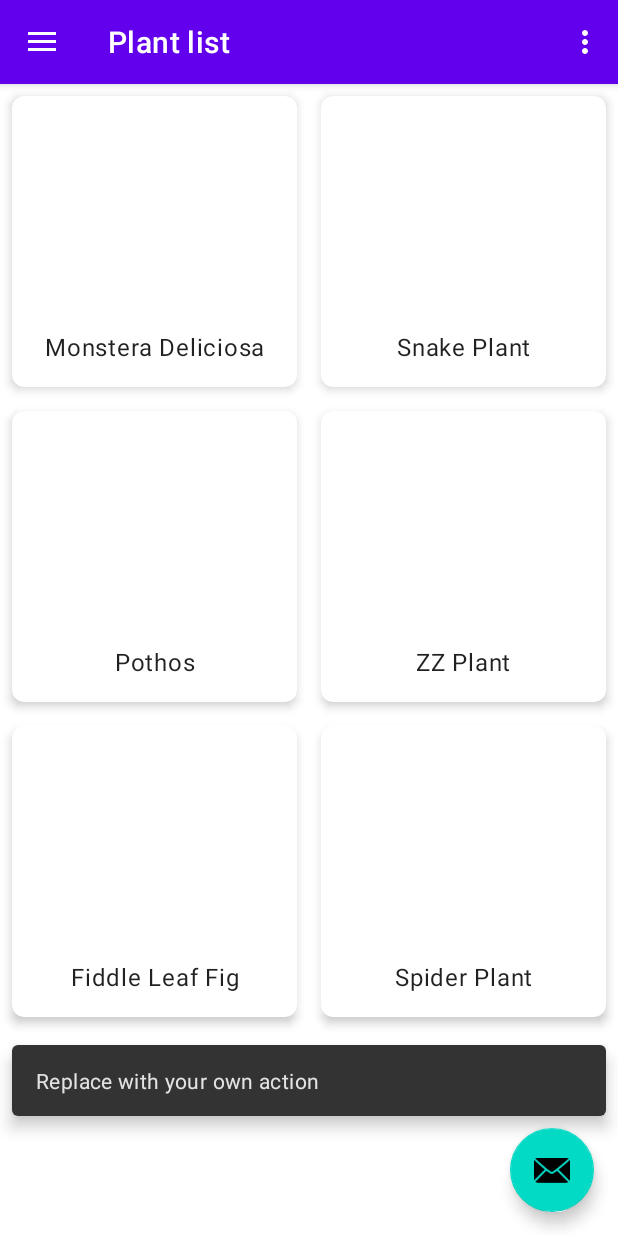
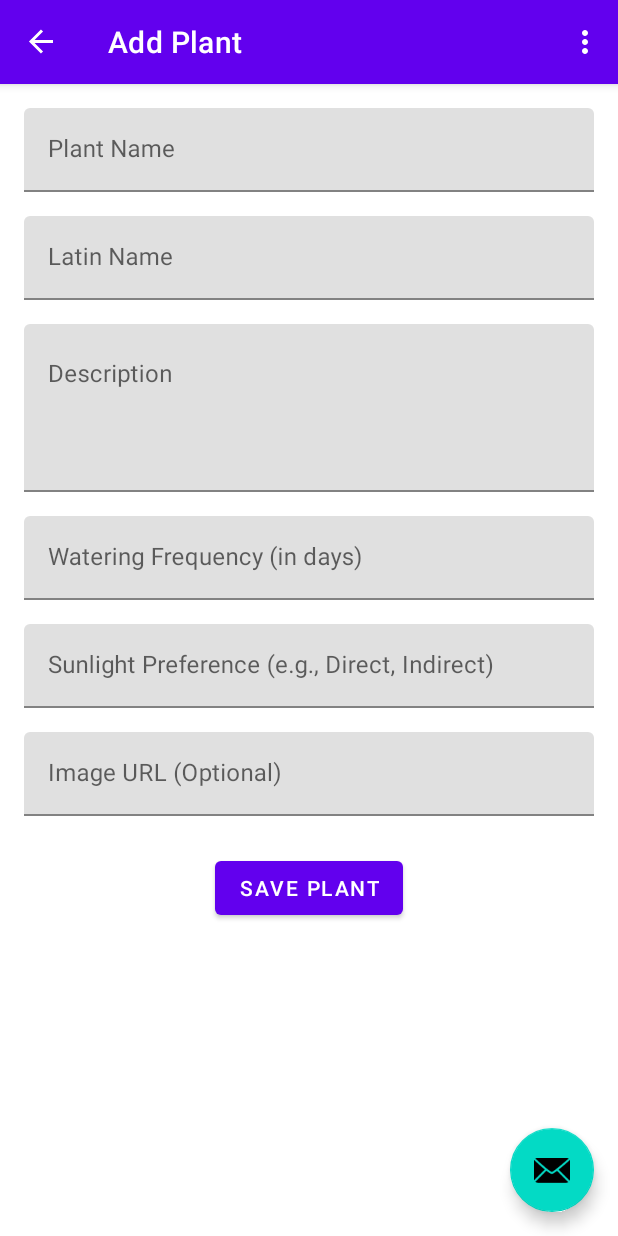
Before and after one commit to Tiitmouse/PocketBotanist, an Android app: the screen it shows after launch (MainActivity), after a tap on an icon or button, on a phone screen of 412 x 824 dp. Run offline under Robolectric (Android 15) with nearby library versions, the phone set to English and light mode, and no system bars; our stand-ins replace navigation-ui.

Commit message:
add plant

```diff
--- a/app/src/main/java/hr/algebra/lorena/pocketbotanist/MainActivity.kt
+++ b/app/src/main/java/hr/algebra/lorena/pocketbotanist/MainActivity.kt
@@ -26,10 +26,9 @@ class MainActivity : AppCompatActivity() {
 
         setSupportActionBar(binding.appBarMain.toolbar)
 
-        binding.appBarMain.fab.setOnClickListener { view ->
-            Snackbar.make(view, "Replace with your own action", Snackbar.LENGTH_LONG)
-                .setAction("Action", null)
-                .setAnchorView(R.id.fab).show()
+        binding.appBarMain.fab.setOnClickListener {
+            findNavController(R.id.nav_host_fragment_content_main)
+                .navigate(R.id.action_nav_plant_list_to_nav_edit_plant)
         }
         val drawerLayout: DrawerLayout = binding.drawerLayout
         val navView: NavigationView = binding.navView
--- a/app/src/main/java/hr/algebra/lorena/pocketbotanist/dal/PocketBotanistSqlHelper.kt
+++ b/app/src/main/java/hr/algebra/lorena/pocketbotanist/dal/PocketBotanistSqlHelper.kt
@@ -6,11 +6,14 @@ import android.database.sqlite.SQLiteOpenHelper
 
 // Database constants
 private const val DB_NAME = "pocketbotanist.db"
-private const val DB_VERSION = 1
+private const val DB_VERSION = 2
 const val TABLE_PLANTS = "plants"
 const val COLUMN_ID = "_id"
 const val COLUMN_NAME = "name"
 const val COLUMN_LATIN_NAME = "latinName"
+const val COLUMN_DESCRIPTION = "description"
+const val COLUMN_WATERING_FREQUENCY = "wateringFrequency"
+const val COLUMN_SUNLIGHT_PREFERENCE = "sunlightPreference"
 const val COLUMN_IMAGE_URL = "imageUrl"
 
 // SQL statement to create the plants table
@@ -18,6 +21,9 @@ private const val CREATE_TABLE_PLANTS = "CREATE TABLE $TABLE_PLANTS (" +
         "$COLUMN_ID INTEGER PRIMARY KEY AUTOINCREMENT, " +
         "$COLUMN_NAME TEXT NOT NULL, " +
         "$COLUMN_LATIN_NAME TEXT NOT NULL, " +
+        "$COLUMN_DESCRIPTION TEXT NOT NULL, " +
+        "$COLUMN_WATERING_FREQUENCY INTEGER NOT NULL, " +
+        "$COLUMN_SUNLIGHT_PREFERENCE TEXT NOT NULL, " +
         "$COLUMN_IMAGE_URL TEXT" +
         ");"
 
@@ -31,8 +37,6 @@ class PocketBotanistSqlHelper(context: Context) :
 
     // Called when the database needs to be upgraded.
     override fun onUpgrade(db: SQLiteDatabase, oldVersion: Int, newVersion: Int) {
-        // For simplicity, we'll just drop and recreate the table.
-        // In a real app, you would migrate data.
         db.execSQL("DROP TABLE IF EXISTS $TABLE_PLANTS")
         onCreate(db)
     }
--- a/app/src/main/java/hr/algebra/lorena/pocketbotanist/model/Plant.kt
+++ b/app/src/main/java/hr/algebra/lorena/pocketbotanist/model/Plant.kt
@@ -4,5 +4,8 @@ data class Plant(
     val id: Int,
     val name: String,
     val latinName: String,
-    val imageUrl: String? = null  // TODO Using String for now, can be a URL
+    val description: String,
+    val wateringFrequencyDays: Int,
+    val sunlightPreference: String,
+    val imageUrl: String? = null
 )
--- a/app/src/main/java/hr/algebra/lorena/pocketbotanist/repository/PlantRepository.kt
+++ b/app/src/main/java/hr/algebra/lorena/pocketbotanist/repository/PlantRepository.kt
@@ -6,6 +6,9 @@ import hr.algebra.lorena.pocketbotanist.dal.COLUMN_ID
 import hr.algebra.lorena.pocketbotanist.dal.COLUMN_IMAGE_URL
 import hr.algebra.lorena.pocketbotanist.dal.COLUMN_LATIN_NAME
 import hr.algebra.lorena.pocketbotanist.dal.COLUMN_NAME
+import hr.algebra.lorena.pocketbotanist.dal.COLUMN_DESCRIPTION
+import hr.algebra.lorena.pocketbotanist.dal.COLUMN_SUNLIGHT_PREFERENCE
+import hr.algebra.lorena.pocketbotanist.dal.COLUMN_WATERING_FREQUENCY
 import hr.algebra.lorena.pocketbotanist.dal.PocketBotanistSqlHelper
 import hr.algebra.lorena.pocketbotanist.dal.TABLE_PLANTS
 import hr.algebra.lorena.pocketbotanist.model.Plant
@@ -25,6 +28,9 @@ class PlantRepository(context: Context) {
                     id = cursor.getInt(cursor.getColumnIndexOrThrow(COLUMN_ID)),
                     name = cursor.getString(cursor.getColumnIndexOrThrow(COLUMN_NAME)),
                     latinName = cursor.getString(cursor.getColumnIndexOrThrow(COLUMN_LATIN_NAME)),
+                    description = cursor.getString(cursor.getColumnIndexOrThrow(COLUMN_DESCRIPTION)),
+                    wateringFrequencyDays = cursor.getInt(cursor.getColumnIndexOrThrow(COLUMN_WATERING_FREQUENCY)),
+                    sunlightPreference = cursor.getString(cursor.getColumnIndexOrThrow(COLUMN_SUNLIGHT_PREFERENCE)),
                     imageUrl = cursor.getString(cursor.getColumnIndexOrThrow(COLUMN_IMAGE_URL))
                 )
             )
@@ -38,6 +44,9 @@ class PlantRepository(context: Context) {
         val values = ContentValues().apply {
             put(COLUMN_NAME, plant.name)
             put(COLUMN_LATIN_NAME, plant.latinName)
+            put(COLUMN_DESCRIPTION, plant.description)
+            put(COLUMN_WATERING_FREQUENCY, plant.wateringFrequencyDays)
+            put(COLUMN_SUNLIGHT_PREFERENCE, plant.sunlightPreference)
             put(COLUMN_IMAGE_URL, plant.imageUrl)
         }
         return db.insert(TABLE_PLANTS, null, values)
--- /dev/null
+++ b/app/src/main/java/hr/algebra/lorena/pocketbotanist/ui/editplant/EditPlantFragment.kt
@@ -0,0 +1,73 @@
+package hr.algebra.lorena.pocketbotanist.ui.editplant
+
+import android.os.Bundle
+import android.view.LayoutInflater
+import android.view.View
+import android.view.ViewGroup
+import android.widget.Toast
+import androidx.fragment.app.Fragment
+import androidx.navigation.fragment.findNavController
+import hr.algebra.lorena.pocketbotanist.databinding.FragmentEditPlantBinding
+import hr.algebra.lorena.pocketbotanist.model.Plant
+import hr.algebra.lorena.pocketbotanist.repository.PlantRepository
+
+class EditPlantFragment : Fragment() {
+
+    private var _binding: FragmentEditPlantBinding? = null
+    private val binding get() = _binding!!
+
+    private lateinit var plantRepository: PlantRepository
+
+    override fun onCreateView(
+        inflater: LayoutInflater, container: ViewGroup?,
+        savedInstanceState: Bundle?
+    ): View {
+        _binding = FragmentEditPlantBinding.inflate(inflater, container, false)
+        plantRepository = PlantRepository(requireContext())
+        return binding.root
+    }
+
+    override fun onViewCreated(view: View, savedInstanceState: Bundle?) {
+        super.onViewCreated(view, savedInstanceState)
+
+        binding.btnSave.setOnClickListener {
+            savePlant()
+        }
+    }
+
+    private fun savePlant() {
+        val name = binding.etPlantName.text.toString().trim()
+        val latinName = binding.etLatinName.text.toString().trim()
+        val description = binding.etDescription.text.toString().trim()
+        val wateringFreqText = binding.etWateringFrequency.text.toString().trim()
+        val sunlight = binding.etSunlightPreference.text.toString().trim()
+        val imageUrl = binding.etImageUrl.text.toString().trim()
+
+        if (name.isEmpty() || latinName.isEmpty() || description.isEmpty() || wateringFreqText.isEmpty() || sunlight.isEmpty()) {
+            Toast.makeText(context, "Please fill out all fields", Toast.LENGTH_SHORT).show()
+            return
+        }
+
+        val plant = Plant(
+            id = 0,
+            name = name,
+            latinName = latinName,
+            description = description,
+            wateringFrequencyDays = wateringFreqText.toInt(),
+            sunlightPreference = sunlight,
+            imageUrl = imageUrl.ifEmpty { null }
+        )
+
+        plantRepository.insertPlant(plant)
+
+        Toast.makeText(context, "Plant saved successfully!", Toast.LENGTH_SHORT).show()
+
+        // Navigate back to the plant list
+        findNavController().navigateUp()
+    }
+
+    override fun onDestroyView() {
+        super.onDestroyView()
+        _binding = null
+    }
+}
--- a/app/src/main/java/hr/algebra/lorena/pocketbotanist/ui/plantlist/PlantListFragment.kt
+++ b/app/src/main/java/hr/algebra/lorena/pocketbotanist/ui/plantlist/PlantListFragment.kt
@@ -43,12 +43,8 @@ class PlantListFragment : Fragment() {
 
     private fun populateDatabase() {
         val dummyPlants = listOf(
-            Plant(0, "Monstera Deliciosa", "Monstera deliciosa"),
-            Plant(0, "Snake Plant", "Dracaena trifasciata"),
-            Plant(0, "Pothos", "Epipremnum aureum"),
-            Plant(0, "ZZ Plant", "Zamioculcas zamiifolia"),
-            Plant(0, "Fiddle Leaf Fig", "Ficus lyrata"),
-            Plant(0, "Spider Plant", "Chlorophytum comosum")
+            Plant(0, "Monstera Deliciosa", "Monstera deliciosa", "A popular houseplant with iconic, split leaves.", 7, "Bright, Indirect Light", null),
+            Plant(0, "Snake Plant", "Dracaena trifasciata", "Extremely hardy and known for its air-purifying qualities.", 14, "Low to Bright Indirect Light", null)
         )
         dummyPlants.forEach { plantRepository.insertPlant(it) }
     }
--- /dev/null
+++ b/app/src/main/res/layout/fragment_edit_plant.xml
@@ -0,0 +1,103 @@
+<?xml version="1.0" encoding="utf-8"?>
+<ScrollView xmlns:android="http://schemas.android.com/apk/res/android"
+    xmlns:tools="http://schemas.android.com/tools"
+    android:layout_width="match_parent"
+    android:layout_height="match_parent"
+    android:padding="16dp"
+    android:background="?android:attr/colorBackground"
+    tools:context=".ui.editplant.EditPlantFragment">
+
+    <LinearLayout
+        android:layout_width="match_parent"
+        android:layout_height="wrap_content"
+        android:orientation="vertical">
+
+        <com.google.android.material.textfield.TextInputLayout
+            android:layout_width="match_parent"
+            android:layout_height="wrap_content"
+            android:hint="Plant Name">
+
+            <com.google.android.material.textfield.TextInputEditText
+                android:id="@+id/etPlantName"
+                android:layout_width="match_parent"
+                android:layout_height="wrap_content"
+                android:inputType="textCapWords" />
+        </com.google.android.material.textfield.TextInputLayout>
+
+        <com.google.android.material.textfield.TextInputLayout
+            android:layout_width="match_parent"
+            android:layout_height="wrap_content"
+            android:layout_marginTop="16dp"
+            android:hint="Latin Name">
+
+            <com.google.android.material.textfield.TextInputEditText
+                android:id="@+id/etLatinName"
+                android:layout_width="match_parent"
+                android:layout_height="wrap_content"
+                android:inputType="text" />
+        </com.google.android.material.textfield.TextInputLayout>
+
+        <com.google.android.material.textfield.TextInputLayout
+            android:layout_width="match_parent"
+            android:layout_height="wrap_content"
+            android:layout_marginTop="16dp"
+            android:hint="Description">
+
+            <com.google.android.material.textfield.TextInputEditText
+                android:id="@+id/etDescription"
+                android:layout_width="match_parent"
+                android:layout_height="wrap_content"
+                android:gravity="top"
+                android:inputType="textMultiLine"
+                android:lines="4" />
+        </com.google.android.material.textfield.TextInputLayout>
+
+        <com.google.android.material.textfield.TextInputLayout
+            android:layout_width="match_parent"
+            android:layout_height="wrap_content"
+            android:layout_marginTop="16dp"
+            android:hint="Watering Frequency (in days)">
+
+            <com.google.android.material.textfield.TextInputEditText
+                android:id="@+id/etWateringFrequency"
+                android:layout_width="match_parent"
+                android:layout_height="wrap_content"
+                android:inputType="number" />
+        </com.google.android.material.textfield.TextInputLayout>
+
+        <com.google.android.material.textfield.TextInputLayout
+            android:layout_width="match_parent"
+            android:layout_height="wrap_content"
+            android:layout_marginTop="16dp"
+            android:hint="Sunlight Preference (e.g., Direct, Indirect)">
+
+            <com.google.android.material.textfield.TextInputEditText
+                android:id="@+id/etSunlightPreference"
+                android:layout_width="match_parent"
+                android:layout_height="wrap_content"
+                android:inputType="textCapWords" />
+        </com.google.android.material.textfield.TextInputLayout>
+
+        <com.google.android.material.textfield.TextInputLayout
+            android:layout_width="match_parent"
+            android:layout_height="wrap_content"
+            android:layout_marginTop="16dp"
+            android:hint="Image URL (Optional)">
+
+            <com.google.android.material.textfield.TextInputEditText
+                android:id="@+id/etImageUrl"
+                android:layout_width="match_parent"
+                android:layout_height="wrap_content"
+                android:inputType="textUri" />
+        </com.google.android.material.textfield.TextInputLayout>
+
+        <Button
+            android:id="@+id/btnSave"
+            android:layout_width="wrap_content"
+            android:layout_height="wrap_content"
+            android:layout_gravity="center_horizontal"
+            android:layout_marginTop="24dp"
+            android:text="Save Plant" />
+
+    </LinearLayout>
+</ScrollView>
--- a/app/src/main/res/navigation/mobile_navigation.xml
+++ b/app/src/main/res/navigation/mobile_navigation.xml
@@ -9,6 +9,16 @@
         android:id="@+id/nav_plant_list"
         android:name="hr.algebra.lorena.pocketbotanist.ui.plantlist.PlantListFragment"
         android:label="@string/menu_plant_list"
-        tools:layout="@layout/fragment_plant_list" />
+        tools:layout="@layout/fragment_plant_list" >
+        <action
+            android:id="@+id/action_nav_plant_list_to_nav_edit_plant"
+            app:destination="@id/nav_edit_plant" />
+    </fragment>
+
+    <fragment
+        android:id="@+id/nav_edit_plant"
+        android:name="hr.algebra.lorena.pocketbotanist.ui.editplant.EditPlantFragment"
+        android:label="Add Plant"
+        tools:layout="@layout/fragment_edit_plant" />
 
 </navigation>
--- a/app/src/main/res/values/themes.xml
+++ b/app/src/main/res/values/themes.xml
@@ -11,6 +11,7 @@
         <item name="colorOnSecondary">@color/black</item>
         <!-- Status bar color. -->
         <item name="android:statusBarColor">?attr/colorPrimaryVariant</item>
+        <item name="android:windowBackground">@color/white</item>
         <!-- Customize your theme here. -->
     </style>
 
@@ -22,4 +23,10 @@
     <style name="Theme.PocketBotanist.AppBarOverlay" parent="ThemeOverlay.AppCompat.Dark.ActionBar" />
 
     <style name="Theme.PocketBotanist.PopupOverlay" parent="ThemeOverlay.AppCompat.Light" />
-</resources>
+    <!-- res/values/themes.xml -->
+    <style name="AppTheme" parent="Theme.MaterialComponents.DayNight.NoActionBar">
+        <!-- Customize your theme here. -->
+        <!-- ... other items -->
+    </style>
+
+    </resources>
```
